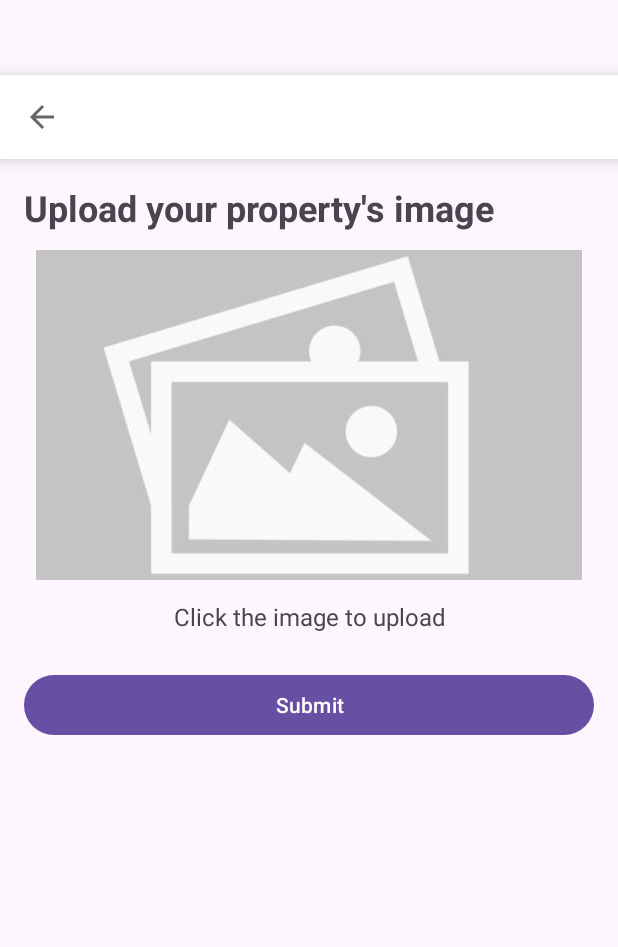
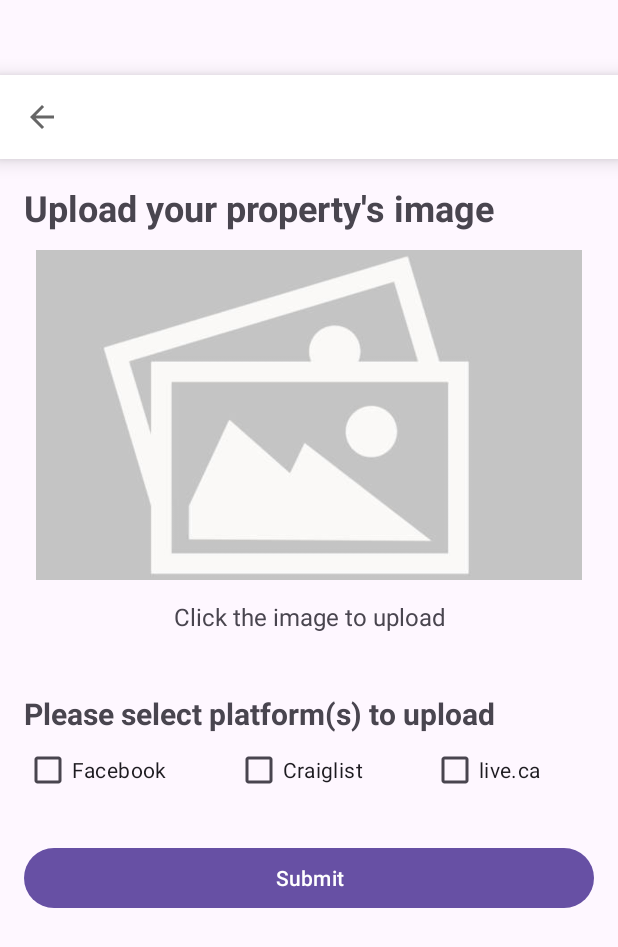
Before and after one commit to MrNathanDrake/Hexon_Project, an Android app: the AddPropertyImage screen opened directly, with no data from a screen before it, on a phone screen of 412 x 824 dp. Shown: the top 947 px of the screen. Run offline under Robolectric (Android 15) with nearby library versions, the phone set to English and light mode, and no system bars; our stand-ins replace Firebase (no records; nobody signed in at launch, a user with empty details on screens opened directly); pictures from the network do not load.

Commit message:
Add platform selections to AddPropertyImage

```diff
--- a/app/src/main/java/com/example/cmpt362_project/addproperty/AddPropertyImage.kt
+++ b/app/src/main/java/com/example/cmpt362_project/addproperty/AddPropertyImage.kt
@@ -46,7 +46,6 @@ class AddPropertyImage : AppCompatActivity() {
 //        }
 
         val houseId = intent.getStringExtra("houseId") ?: return
-
 
         binding.submitButton.setOnClickListener {
             if (tempImageUris.values.any { it != null }) {
--- a/app/src/main/res/layout/add_property_image.xml
+++ b/app/src/main/res/layout/add_property_image.xml
@@ -69,6 +69,41 @@
                 android:gravity="center"
                 android:paddingTop="8dp" />
 
+            <TextView
+                android:layout_width="match_parent"
+                android:layout_height="wrap_content"
+                android:text="@string/platform_selection"
+                android:textSize="20sp"
+                android:textStyle="bold"
+                android:layout_marginTop="40dp"/>
+
+            <LinearLayout
+                android:layout_width="match_parent"
+                android:layout_height="wrap_content"
+                android:orientation="horizontal">
+
+                <CheckBox
+                    android:id="@+id/checkbox1"
+                    android:layout_width="wrap_content"
+                    android:layout_height="wrap_content"
+                    android:layout_marginEnd="45dp"
+                    android:text="Facebook"/>
+
+                <CheckBox
+                    android:id="@+id/checkbox2"
+                    android:layout_width="wrap_content"
+                    android:layout_height="wrap_content"
+                    android:layout_marginEnd="45dp"
+                    android:text="Craiglist"/>
+
+                <CheckBox
+                    android:id="@+id/checkbox3"
+                    android:layout_width="wrap_content"
+                    android:layout_height="wrap_content"
+                    android:text="live.ca"/>
+
+            </LinearLayout>
+
             <Button
                 android:id="@+id/submit_button"
                 android:layout_width="match_parent"
--- a/app/src/main/res/values/strings.xml
+++ b/app/src/main/res/values/strings.xml
@@ -43,5 +43,6 @@
 This spacious 4 bedroom, 3.5 bathroom house offers 4200 sq ft of living space, perfect for a family or group of friends. Schedule a viewing today!</string>
 
     <string name="property_description">Upload Image here</string>
+    <string name="platform_selection">Please select platform(s) to upload</string>
 
 </resources>
```
